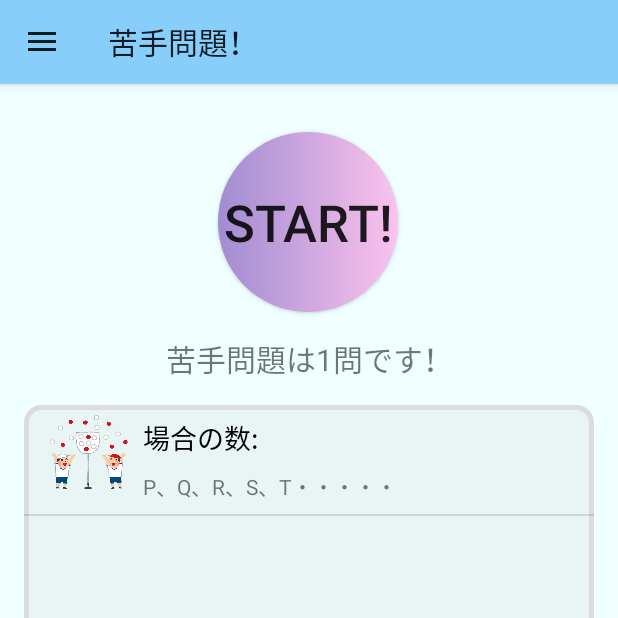
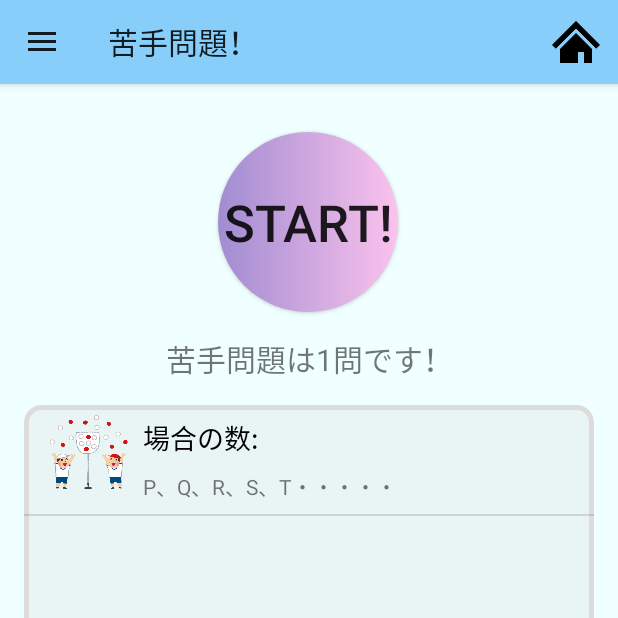
Before and after one commit to koba-a11y/HigengoKun, an Android app: the WeaknessActivity screen opened directly, with no data from a screen before it, on a phone screen of 412 x 824 dp, the top half of it. Run offline under Robolectric (Android 15) with nearby library versions, the phone set to English and light mode, and no system bars; Roboto replaces fonts that are not available here; 1 statement that could not run was skipped.

Commit message:
Add home button to options bar

```diff
--- a/app/src/main/java/com/websarva/wings/android/higengokun/QuestionActivity.java
+++ b/app/src/main/java/com/websarva/wings/android/higengokun/QuestionActivity.java
@@ -126,13 +126,10 @@ public class QuestionActivity extends AppCompatActivity {
                     question = Question.getQuestion(Question._questionsList.get(arryindex));
                 } else {
                     question = Question.getQuestion(Number);
-                    //cnt = 100;
                 }
             }
         }
 
-        Log.d("QuestionActivity", "onCreate: type"+Type);
-        Log.d("QuestionActivity", "onCreate: Number"+Number);
 
 
 
--- a/app/src/main/res/menu/menu_option.xml
+++ b/app/src/main/res/menu/menu_option.xml
@@ -1,4 +1,10 @@
 <?xml version="1.0" encoding="utf-8"?>
-<menu xmlns:android="http://schemas.android.com/apk/res/android">
+<menu xmlns:android="http://schemas.android.com/apk/res/android"
+    xmlns:app="http://schemas.android.com/apk/res-auto">
+    <item
+        android:id="@+id/action_home"
+        app:showAsAction="always"
+        android:title="HOME"
+        android:icon="@drawable/ic_home"/>
 
 </menu>
```
Also changed, not shown: app/src/main/java/com/websarva/wings/android/higengokun/WeaknessActivity.java (+9 -5 lines).
